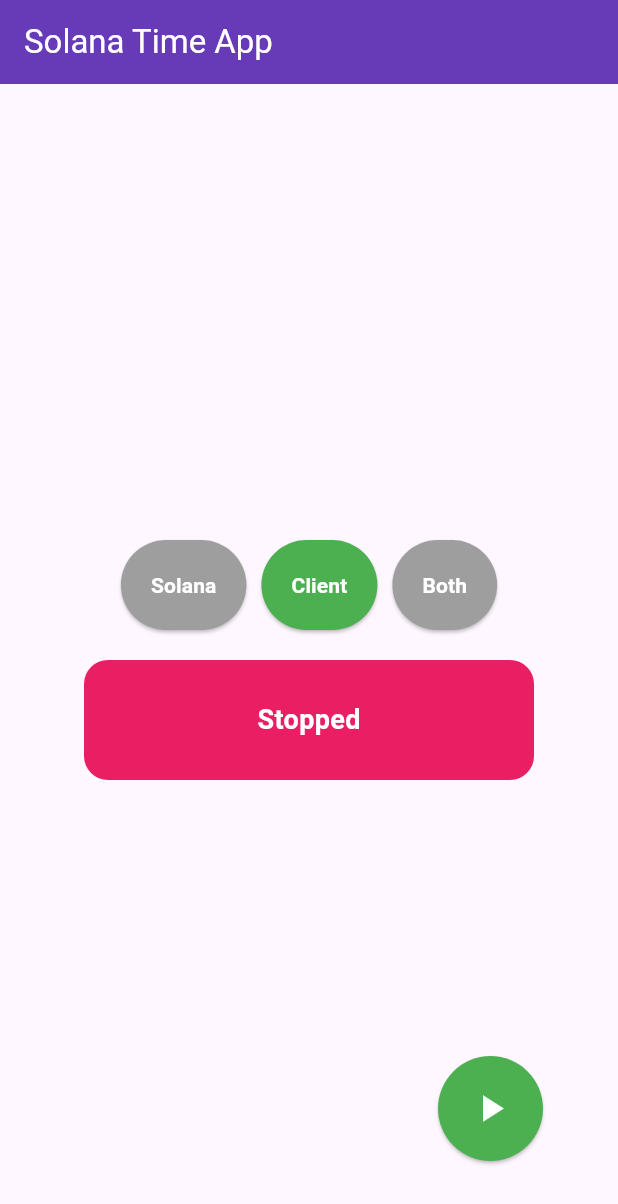
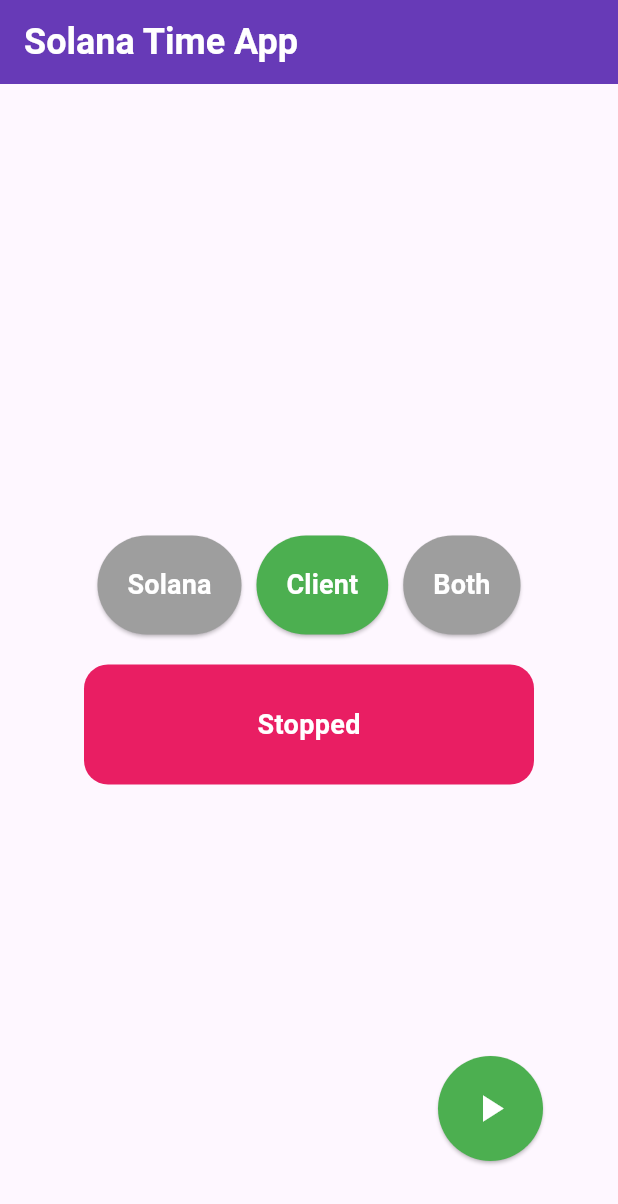
Before and after one commit to windownik/solana_time, a Flutter app: the screen it shows after launch, on a phone screen of 412 x 824 dp. Shown: the top 1204 px of the screen. Run offline on Flutter 3.47's test engine with Material 3 defaults, Android fonts, the phone set to English and light mode, and no system bars; our stand-ins replace equatable, flutter_bloc, get_it.

Commit message:
Created and implemented CommonTextStyles

```diff
--- a/lib/presentation/features/pages/home_page.dart
+++ b/lib/presentation/features/pages/home_page.dart
@@ -5,6 +5,7 @@ import 'package:flutter_bloc/flutter_bloc.dart';
 import 'package:solana_time/di/service_locator.dart';
 import 'package:solana_time/domain/repository/api.dart';
 
+import '../../styles/text_styles.dart';
 import '../bloc/main_bloc.dart';
 import '../widgets/run_stop_button.dart';
 import '../widgets/time_display_card.dart';
@@ -21,7 +22,7 @@ class HomePage extends StatelessWidget {
       create: (BuildContext context) => MainBloc(api: getIt<MainApi>()),
       child: Scaffold(
         appBar: AppBar(
-          title: const Text("Solana Time App", style: TextStyle(color: Colors.white),),
+          title: Text("Solana Time App", style: CommonTextStyles.white24bold,),
           backgroundColor: Colors.deepPurple,
         ),
         body: const Stack(
--- a/lib/presentation/features/widgets/time_display_card.dart
+++ b/lib/presentation/features/widgets/time_display_card.dart
@@ -1,6 +1,7 @@
 import 'package:flutter/material.dart';
 import 'package:flutter_bloc/flutter_bloc.dart';
 
+import '../../styles/text_styles.dart';
 import '../bloc/main_bloc.dart';
 import '../bloc/state/main_state.dart';
 import '../bloc/state/state_types.dart';
@@ -27,11 +28,7 @@ class TimeDisplayCard extends StatelessWidget {
               if (state.processState == ProcessStatus.stop)
                 Text(
                   "Stopped",
-                  style: TextStyle(
-                    color: Colors.white,
-                    fontSize: 18,
-                    fontWeight: FontWeight.w600,
-                  ),
+                  style: CommonTextStyles.white18bold,
                 ),
 
               if (state.connectionState == ConnectionStatus.connecting)
@@ -44,11 +41,7 @@ class TimeDisplayCard extends StatelessWidget {
                       state.timeState == TimeSource.both))
                 Text(
                   "${state.localDateTime}",
-                  style: TextStyle(
-                    color: Colors.white,
-                    fontSize: 18,
-                    fontWeight: FontWeight.w600,
-                  ),
+                  style: CommonTextStyles.white18bold,
                 ),
 
               if (state.processState == ProcessStatus.run &&
@@ -57,11 +50,7 @@ class TimeDisplayCard extends StatelessWidget {
                       state.timeState == TimeSource.both))
                 Text(
                   "${state.solanaDateTime}",
-                  style: TextStyle(
-                    color: Colors.white,
-                    fontSize: 18,
-                    fontWeight: FontWeight.w600,
-                  ),
+                  style: CommonTextStyles.white18bold,
                 ),
             ],
           ),
--- a/lib/presentation/features/widgets/time_selector.dart
+++ b/lib/presentation/features/widgets/time_selector.dart
@@ -2,6 +2,7 @@
 import 'package:flutter/material.dart';
 import 'package:flutter_bloc/flutter_bloc.dart';
 
+import '../../styles/text_styles.dart';
 import '../bloc/events/main_event.dart';
 import '../bloc/main_bloc.dart';
 import '../bloc/state/main_state.dart';
@@ -71,7 +72,7 @@ class _Button extends StatelessWidget {
             backgroundColor: btnState == activeState ? Colors.green : Colors.grey,
             padding: EdgeInsets.all(20)
         ),
-        child: Text(getBtnTitle(btnState), style: TextStyle(color: Colors.white, fontWeight: FontWeight.w600),)
+        child: Text(getBtnTitle(btnState), style: CommonTextStyles.white18bold,)
     );
   }
 }
--- /dev/null
+++ b/lib/presentation/styles/text_styles.dart
@@ -0,0 +1,16 @@
+
+import 'package:flutter/material.dart';
+
+class CommonTextStyles {
+  CommonTextStyles._();
+
+  static TextStyle white18bold = const TextStyle(
+    color: Colors.white,
+    fontSize: 18,
+    fontWeight: FontWeight.w600,);
+  static TextStyle white24bold = TextStyle(
+  color: Colors.white,
+  fontSize: 24,
+  fontWeight: FontWeight.w600,
+  );
+}
```
